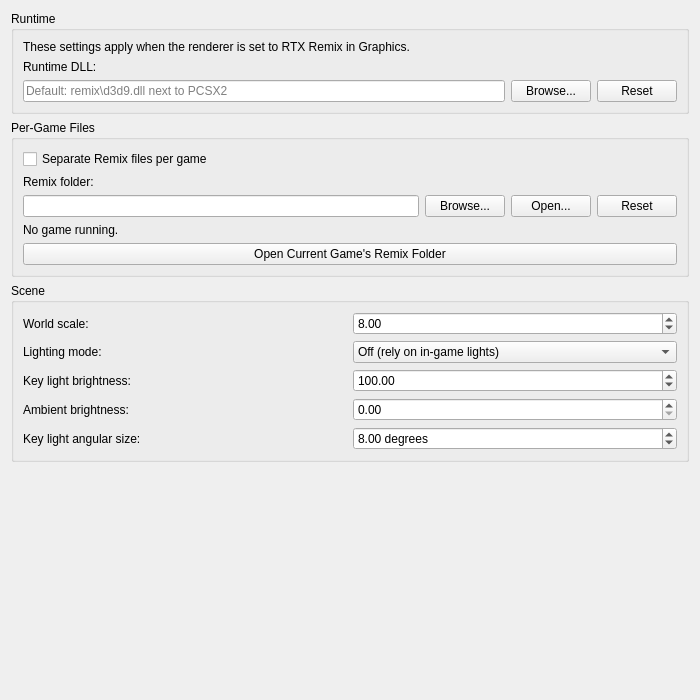
This is pcsx2-qt/Settings/RemixSettingsWidget.ui in BRAGme/pcsx2-rtx-remix as Qt 5 draws it before an edit. The edited form follows.
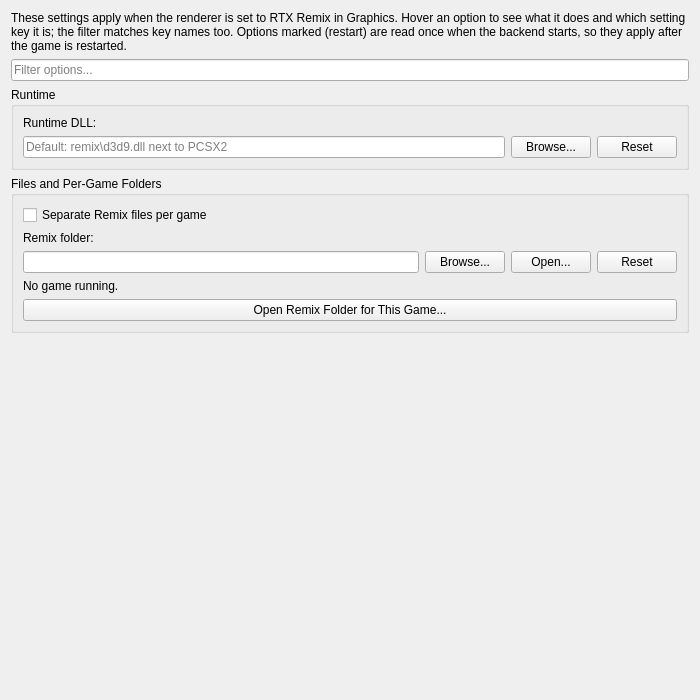
This is the edited form.

Commit message: Expose the Remix knobs in the settings page, from a shared table

What changed in the file:
```diff
--- a/pcsx2-qt/Settings/RemixSettingsWidget.ui
+++ b/pcsx2-qt/Settings/RemixSettingsWidget.ui
@@ -11,6 +11,26 @@
    </rect>
   </property>
   <layout class="QVBoxLayout" name="verticalLayout">
+   <item>
+    <widget class="QLabel" name="rendererHint">
+     <property name="text">
+      <string>These settings apply when the renderer is set to RTX Remix in Graphics. Hover an option to see what it does and which setting key it is; the filter matches key names too. Options marked (restart) are read once when the backend starts, so they apply after the game is restarted.</string>
+     </property>
+     <property name="wordWrap">
+      <bool>true</bool>
+     </property>
+    </widget>
+   </item>
+   <item>
+    <widget class="QLineEdit" name="filter">
+     <property name="placeholderText">
+      <string>Filter options...</string>
+     </property>
+     <property name="clearButtonEnabled">
+      <bool>true</bool>
+     </property>
+    </widget>
+   </item>
    <item>
     <widget class="QGroupBox" name="runtimeGroup">
      <property name="title">
@@ -18,37 +38,27 @@
      </property>
      <layout class="QGridLayout" name="runtimeLayout">
       <item row="0" column="0" colspan="3">
-       <widget class="QLabel" name="rendererHint">
-        <property name="text">
-         <string>These settings apply when the renderer is set to RTX Remix in Graphics.</string>
-        </property>
-        <property name="wordWrap">
-         <bool>true</bool>
-        </property>
-       </widget>
-      </item>
-      <item row="1" column="0" colspan="3">
        <widget class="QLabel" name="runtimeLabel">
         <property name="text">
          <string>Runtime DLL:</string>
         </property>
        </widget>
       </item>
-      <item row="2" column="0">
+      <item row="1" column="0">
        <widget class="QLineEdit" name="runtimePath">
         <property name="placeholderText">
          <string>Default: remix\d3d9.dll next to PCSX2</string>
         </property>
        </widget>
       </item>
-      <item row="2" column="1">
+      <item row="1" column="1">
        <widget class="QPushButton" name="runtimeBrowse">
         <property name="text">
          <string>Browse...</string>
         </property>
        </widget>
       </item>
-      <item row="2" column="2">
+      <item row="1" column="2">
        <widget class="QPushButton" name="runtimeReset">
         <property name="text">
          <string>Reset</string>
@@ -61,7 +71,7 @@
    <item>
     <widget class="QGroupBox" name="perGameGroup">
      <property name="title">
-      <string>Per-Game Files</string>
+      <string>Files and Per-Game Folders</string>
      </property>
      <layout class="QGridLayout" name="perGameLayout">
       <item row="0" column="0" colspan="4">
@@ -115,7 +125,7 @@
       <item row="4" column="0" colspan="4">
        <widget class="QPushButton" name="openGameFolder">
         <property name="text">
-         <string>Open Current Game's Remix Folder</string>
+         <string>Open Remix Folder for This Game...</string>
         </property>
        </widget>
       </item>
@@ -123,120 +133,20 @@
     </widget>
    </item>
    <item>
-    <widget class="QGroupBox" name="sceneGroup">
-     <property name="title">
-      <string>Scene</string>
-     </property>
-     <layout class="QGridLayout" name="sceneLayout">
-      <item row="0" column="0">
-       <widget class="QLabel" name="worldScaleLabel">
-        <property name="text">
-         <string>World scale:</string>
-        </property>
-       </widget>
-      </item>
-      <item row="0" column="1">
-       <widget class="QDoubleSpinBox" name="worldScale">
-        <property name="minimum">
-         <double>0.010000000000000</double>
-        </property>
-        <property name="maximum">
-         <double>1000.000000000000000</double>
-        </property>
-        <property name="singleStep">
-         <double>0.500000000000000</double>
-        </property>
-        <property name="value">
-         <double>8.000000000000000</double>
-        </property>
-       </widget>
-      </item>
-      <item row="1" column="0">
-       <widget class="QLabel" name="lightModeLabel">
-        <property name="text">
-         <string>Lighting mode:</string>
-        </property>
-       </widget>
-      </item>
-      <item row="1" column="1">
-       <widget class="QComboBox" name="lightMode">
-        <item>
-         <property name="text">
-          <string>Off (rely on in-game lights)</string>
-         </property>
-        </item>
-        <item>
-         <property name="text">
-          <string>Dome + key light (no distance falloff)</string>
-         </property>
-        </item>
-        <item>
-         <property name="text">
-          <string>Point light at camera</string>
-         </property>
-        </item>
-       </widget>
-      </item>
-      <item row="2" column="0">
-       <widget class="QLabel" name="lightBrightnessLabel">
-        <property name="text">
-         <string>Key light brightness:</string>
-        </property>
-       </widget>
-      </item>
-      <item row="2" column="1">
-       <widget class="QDoubleSpinBox" name="lightBrightness">
-        <property name="maximum">
-         <double>100000.000000000000000</double>
-        </property>
-        <property name="singleStep">
-         <double>5.000000000000000</double>
-        </property>
-        <property name="value">
-         <double>100.000000000000000</double>
-        </property>
-       </widget>
-      </item>
-      <item row="3" column="0">
-       <widget class="QLabel" name="ambientBrightnessLabel">
-        <property name="text">
-         <string>Ambient brightness:</string>
-        </property>
-       </widget>
-      </item>
-      <item row="3" column="1">
-       <widget class="QDoubleSpinBox" name="ambientBrightness">
-        <property name="maximum">
-         <double>100000.000000000000000</double>
-        </property>
-        <property name="singleStep">
-         <double>1.000000000000000</double>
-        </property>
-       </widget>
-      </item>
-      <item row="4" column="0">
-       <widget class="QLabel" name="lightAngleLabel">
-        <property name="text">
-         <string>Key light angular size:</string>
-        </property>
-       </widget>
-      </item>
-      <item row="4" column="1">
-       <widget class="QDoubleSpinBox" name="lightAngle">
-        <property name="suffix">
-         <string> degrees</string>
-        </property>
-        <property name="minimum">
-         <double>0.100000000000000</double>
-        </property>
-        <property name="maximum">
-         <double>180.000000000000000</double>
-        </property>
-        <property name="value">
-         <double>8.000000000000000</double>
-        </property>
-       </widget>
-      </item>
+    <widget class="QWidget" name="knobContainer" native="true">
+     <layout class="QVBoxLayout" name="knobLayout">
+      <property name="leftMargin">
+       <number>0</number>
+      </property>
+      <property name="topMargin">
+       <number>0</number>
+      </property>
+      <property name="rightMargin">
+       <number>0</number>
+      </property>
+      <property name="bottomMargin">
+       <number>0</number>
+      </property>
      </layout>
     </widget>
    </item>
```
The commit also changes 9 other files.
